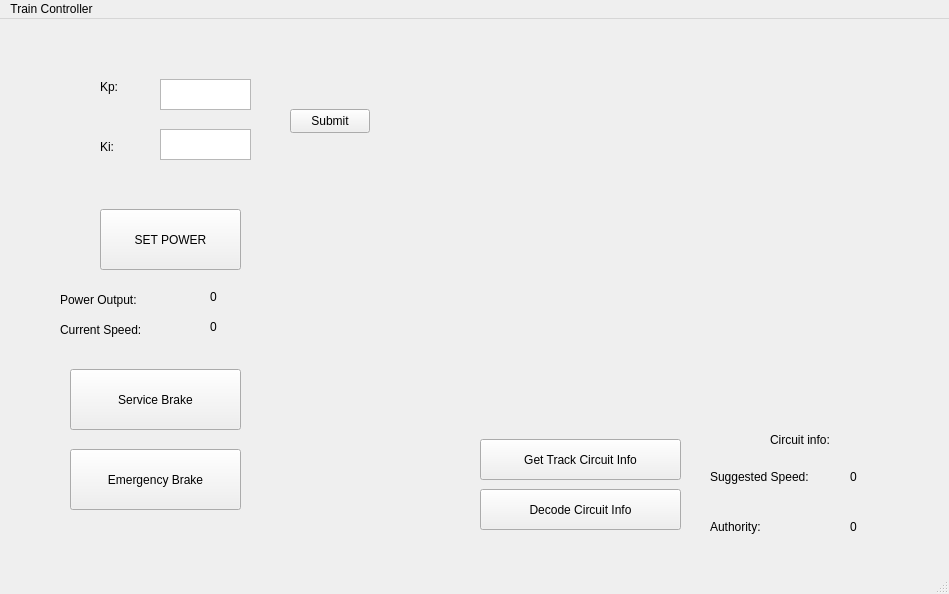
Qt form SWTrainController/SWTrainController.ui (marmysl/ece1140) before a commit.
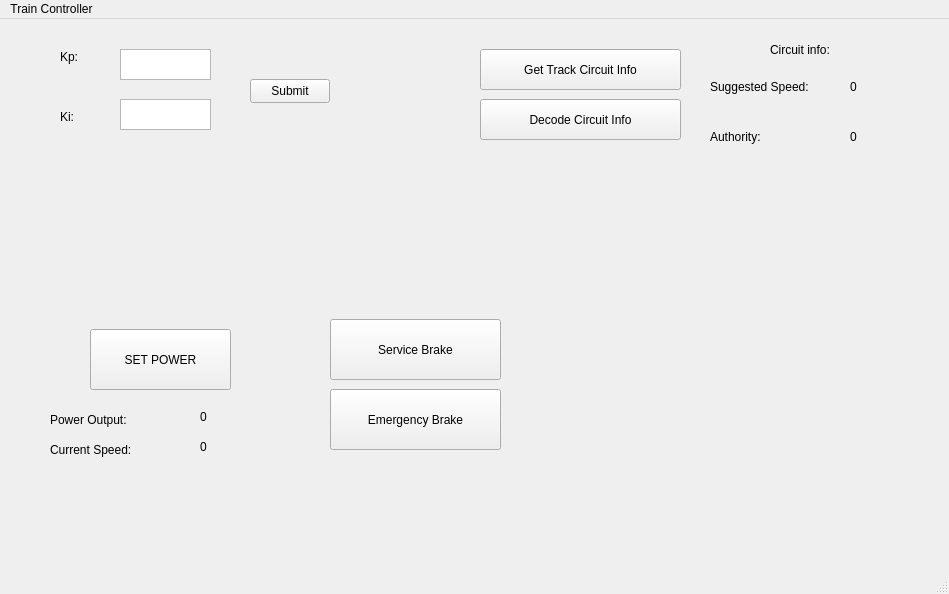
The same form after that commit.

Commit message: shifted around some GUI stuff

Diff of the .ui file:
```diff
--- a/SWTrainController/SWTrainController.ui
+++ b/SWTrainController/SWTrainController.ui
@@ -17,8 +17,8 @@
    <widget class="QLabel" name="kp_label">
     <property name="geometry">
      <rect>
-      <x>100</x>
-      <y>60</y>
+      <x>60</x>
+      <y>30</y>
       <width>58</width>
       <height>16</height>
      </rect>
@@ -30,8 +30,8 @@
    <widget class="QLabel" name="ki_label">
     <property name="geometry">
      <rect>
-      <x>100</x>
-      <y>120</y>
+      <x>60</x>
+      <y>90</y>
       <width>58</width>
       <height>16</height>
      </rect>
@@ -43,8 +43,8 @@
    <widget class="QPlainTextEdit" name="kp_textbox">
     <property name="geometry">
      <rect>
-      <x>160</x>
-      <y>60</y>
+      <x>120</x>
+      <y>30</y>
       <width>91</width>
       <height>31</height>
      </rect>
@@ -53,8 +53,8 @@
    <widget class="QPlainTextEdit" name="ki_textbox">
     <property name="geometry">
      <rect>
-      <x>160</x>
-      <y>110</y>
+      <x>120</x>
+      <y>80</y>
       <width>91</width>
       <height>31</height>
      </rect>
@@ -63,8 +63,8 @@
    <widget class="QPushButton" name="submit">
     <property name="geometry">
      <rect>
-      <x>290</x>
-      <y>90</y>
+      <x>250</x>
+      <y>60</y>
       <width>80</width>
       <height>24</height>
      </rect>
@@ -76,8 +76,8 @@
    <widget class="QPushButton" name="sendPowerButton">
     <property name="geometry">
      <rect>
-      <x>100</x>
-      <y>190</y>
+      <x>90</x>
+      <y>310</y>
       <width>141</width>
       <height>61</height>
      </rect>
@@ -90,7 +90,7 @@
     <property name="geometry">
      <rect>
       <x>480</x>
-      <y>420</y>
+      <y>30</y>
       <width>201</width>
       <height>41</height>
      </rect>
@@ -103,7 +103,7 @@
     <property name="geometry">
      <rect>
       <x>480</x>
-      <y>470</y>
+      <y>80</y>
       <width>201</width>
       <height>41</height>
      </rect>
@@ -116,7 +116,7 @@
     <property name="geometry">
      <rect>
       <x>770</x>
-      <y>410</y>
+      <y>20</y>
       <width>101</width>
       <height>21</height>
      </rect>
@@ -128,8 +128,8 @@
    <widget class="QLabel" name="currspeed">
     <property name="geometry">
      <rect>
-      <x>60</x>
-      <y>300</y>
+      <x>50</x>
+      <y>420</y>
       <width>121</width>
       <height>21</height>
      </rect>
@@ -142,7 +142,7 @@
     <property name="geometry">
      <rect>
       <x>710</x>
-      <y>500</y>
+      <y>110</y>
       <width>58</width>
       <height>16</height>
      </rect>
@@ -154,8 +154,8 @@
    <widget class="QLabel" name="currspeed_">
     <property name="geometry">
      <rect>
-      <x>210</x>
-      <y>300</y>
+      <x>200</x>
+      <y>420</y>
       <width>58</width>
       <height>16</height>
      </rect>
@@ -168,7 +168,7 @@
     <property name="geometry">
      <rect>
       <x>850</x>
-      <y>500</y>
+      <y>110</y>
       <width>58</width>
       <height>16</height>
      </rect>
@@ -181,7 +181,7 @@
     <property name="geometry">
      <rect>
       <x>850</x>
-      <y>450</y>
+      <y>60</y>
       <width>58</width>
       <height>16</height>
      </rect>
@@ -194,7 +194,7 @@
     <property name="geometry">
      <rect>
       <x>710</x>
-      <y>450</y>
+      <y>60</y>
       <width>111</width>
       <height>16</height>
      </rect>
@@ -206,8 +206,8 @@
    <widget class="QPushButton" name="serviceBrake">
     <property name="geometry">
      <rect>
-      <x>70</x>
-      <y>350</y>
+      <x>330</x>
+      <y>300</y>
       <width>171</width>
       <height>61</height>
      </rect>
@@ -219,8 +219,8 @@
    <widget class="QPushButton" name="emergencyBrake">
     <property name="geometry">
      <rect>
-      <x>70</x>
-      <y>430</y>
+      <x>330</x>
+      <y>370</y>
       <width>171</width>
       <height>61</height>
      </rect>
@@ -232,8 +232,8 @@
    <widget class="QLabel" name="powerOutput_">
     <property name="geometry">
      <rect>
-      <x>210</x>
-      <y>270</y>
+      <x>200</x>
+      <y>390</y>
       <width>58</width>
       <height>16</height>
      </rect>
@@ -245,8 +245,8 @@
    <widget class="QLabel" name="powerOutput">
     <property name="geometry">
      <rect>
-      <x>60</x>
-      <y>270</y>
+      <x>50</x>
+      <y>390</y>
       <width>121</width>
       <height>21</height>
      </rect>
```
